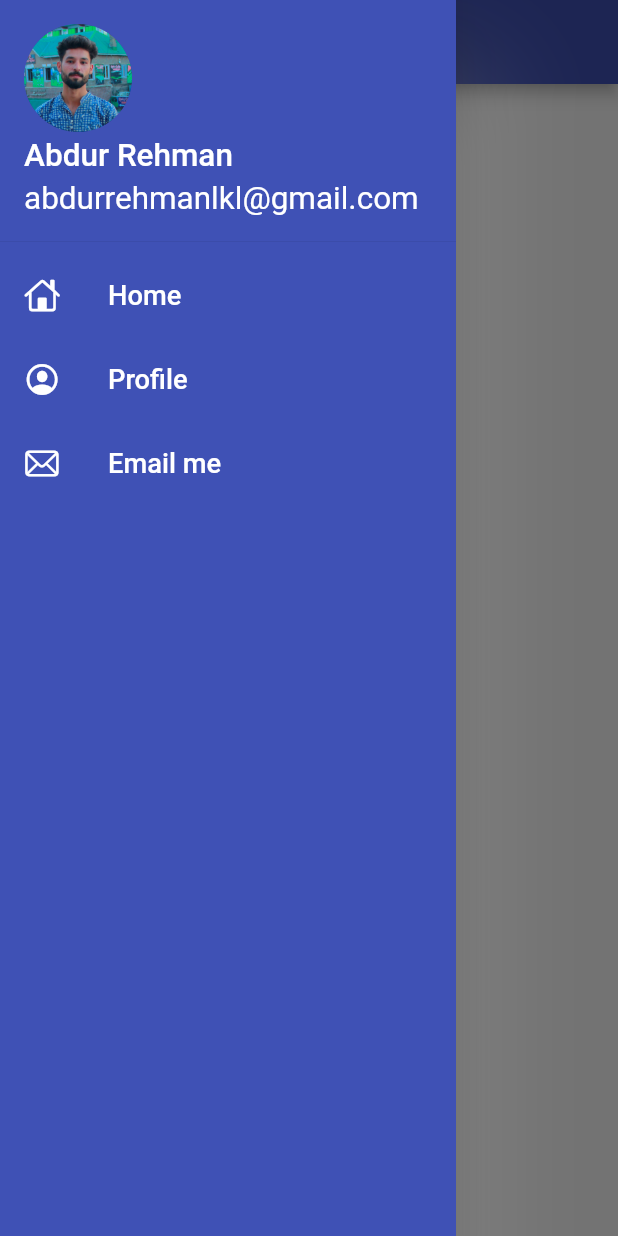
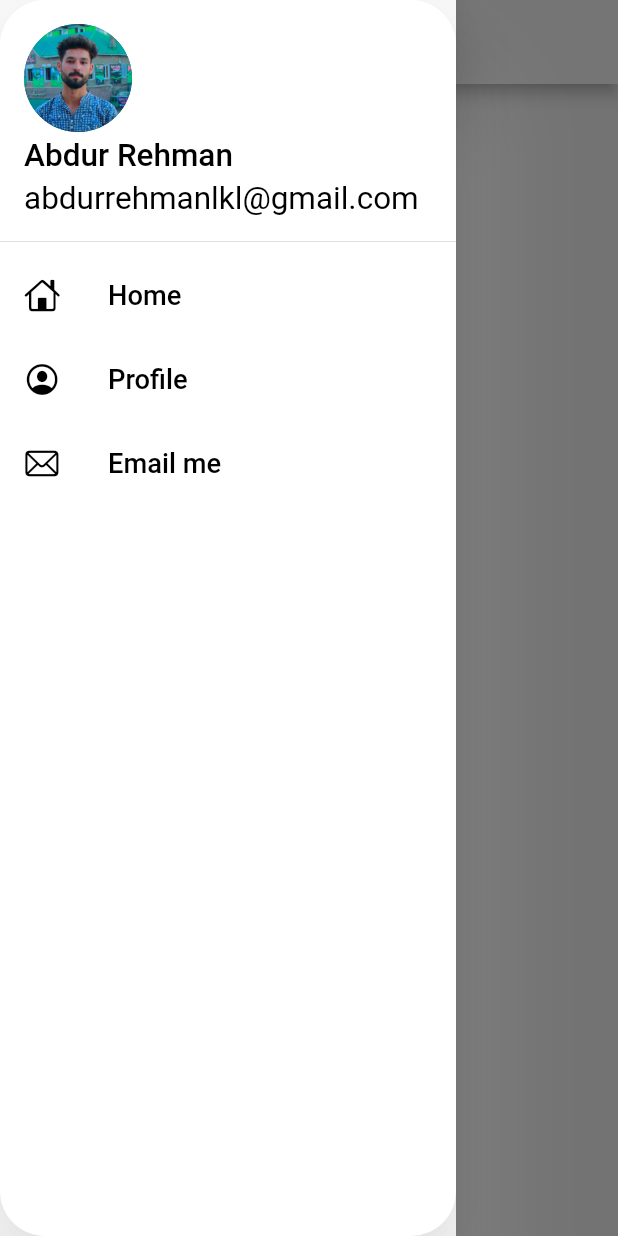
Before and after one commit to AbdurRehman-coder/codepure_crashCourse, a Flutter app: the screen it shows after launch, with the side drawer open, on a phone screen of 412 x 824 dp. Run offline on Flutter 3.47's test engine with Material 2 defaults, Android fonts, the phone set to English and light mode, and no system bars; our stand-ins replace google_fonts.

Commit message:
add themeData to our from where we can countrol the theme of our app'

```diff
--- a/lib/Pages/homeScreen.dart
+++ b/lib/Pages/homeScreen.dart
@@ -7,8 +7,9 @@ import 'package:flutter/material.dart';
     // TODO: implement build
     return Scaffold(
       appBar: AppBar(
-        title: Text('home Screen'),
-      ),
+        title: Text('catalog App',
+       ),
+       ),
       body: Center(
         child:  Text(
           'welcome to the home screen'
--- a/lib/main.dart
+++ b/lib/main.dart
@@ -1,6 +1,7 @@
 // @dart = 2.9
  import 'package:crash_course/Pages/loginPage.dart';
 import 'package:crash_course/utils/routes.dart';
+import 'package:crash_course/widgets/Theme.dart';
 import 'package:flutter/material.dart';
  import 'package:crash_course/Pages/homeScreen.dart';
  void main(){
@@ -12,11 +13,7 @@ import 'package:flutter/material.dart';
     // TODO: implement build
     return MaterialApp(
 
-       theme: ThemeData(
-         primarySwatch: Colors.indigo,
-         primaryColor: Colors.indigo,
-         brightness: Brightness.light
-       ),
+       theme: MyTheme.lightTheme(context),
       initialRoute: MyRoutes.homeScreenRoute,
       routes: {
         MyRoutes.homeScreenRoute: (context) => HomeScreen(),
--- /dev/null
+++ b/lib/widgets/Theme.dart
@@ -0,0 +1,44 @@
+import 'package:flutter/cupertino.dart';
+import 'package:flutter/material.dart';
+import 'package:google_fonts/google_fonts.dart';
+
+class MyTheme{
+  static ThemeData lightTheme(BuildContext context) => ThemeData(
+    primaryColor: Colors.teal,
+    primarySwatch: Colors.teal,
+      textTheme: GoogleFonts.aBeeZeeTextTheme(
+        Theme.of(context).textTheme.apply(
+          bodyColor: Colors.blueAccent,
+        ),
+      ),
+        appBarTheme: AppBarTheme(
+      color: Colors.white,
+     textTheme: GoogleFonts.workSansTextTheme(
+       Theme.of(context).textTheme,
+
+     ),
+         iconTheme: IconThemeData(
+        color: Colors.black,
+      ),
+    ),
+
+  );
+
+  // Theme for Dark Screen
+static ThemeData darkTheme(BuildContext context) =>  ThemeData(
+  brightness: Brightness.dark,
+  primaryColor: Colors.teal,
+  //primarySwatch: Colors.teal,
+  appBarTheme: AppBarTheme(
+    color: Colors.black,
+    textTheme: GoogleFonts.workSansTextTheme(
+      Theme.of(context).textTheme,
+
+    ),
+    iconTheme: IconThemeData(
+      color: Colors.white,
+    ),
+  ),
+
+);
+}
--- a/lib/widgets/drawer.dart
+++ b/lib/widgets/drawer.dart
@@ -1,5 +1,6 @@
 import 'package:flutter/cupertino.dart';
 import 'package:flutter/material.dart';
+import 'package:google_fonts/google_fonts.dart';
 class MyDrawer extends StatelessWidget{
   @override
   Widget build(BuildContext context) {
@@ -7,7 +8,8 @@ class MyDrawer extends StatelessWidget{
     return Drawer(
 
         child: Material(
-          color: Colors.indigo,
+          borderRadius: BorderRadius.circular(30),
+          color: Colors.white,
           elevation: 34,
           shadowColor: Colors.white,
 
@@ -16,14 +18,22 @@ class MyDrawer extends StatelessWidget{
             children: [
 
               UserAccountsDrawerHeader(
-
+              decoration: BoxDecoration(
+               //color: Colors.indigo,
+              ),
 
                 currentAccountPicture: CircleAvatar(
-                  backgroundImage: AssetImage('images/AbdurRehman.JPG'),),
+                  backgroundImage: AssetImage('images/AbdurRehman.JPG',),),
                 accountEmail: Text('abdurrehmanlkl@gmail.com',
+                  style: TextStyle(
+                    color: Colors.black,
+                  ),
                 textScaleFactor: 1.5,
               ),
                 accountName: Text('Abdur Rehman',
+                  style: TextStyle(
+                    color: Colors.black,
+                  ),
                 textScaleFactor: 1.5,
                 ),
 
@@ -32,12 +42,12 @@ class MyDrawer extends StatelessWidget{
               ListTile(
                 leading: Icon(
                   CupertinoIcons.home,
-                  color:  Colors.white,
+                  color:  Colors.black,
                 ),
                 title: Text('Home',
                 textScaleFactor: 1.3,
                   style: TextStyle(
-                    color: Colors.white,
+                    color: Colors.black,
                   ),
                 ),
                 onTap: (){
@@ -47,12 +57,12 @@ class MyDrawer extends StatelessWidget{
               ListTile(
                 leading: Icon(
                   CupertinoIcons.profile_circled,
-                  color: Colors.white,
+                  color: Colors.black,
                 ),
                 title: Text('Profile',
                   textScaleFactor: 1.3,
                   style: TextStyle(
-                    color: Colors.white,
+                    color: Colors.black,
                   ),),
                 onTap: (){
 
@@ -61,12 +71,12 @@ class MyDrawer extends StatelessWidget{
               ListTile(
                 leading: Icon(
                   CupertinoIcons.mail,
-                  color: Colors.white,
+                  color: Colors.black,
                 ),
                 title: Text('Email me',
                   textScaleFactor: 1.3,
                   style: TextStyle(
-                    color: Colors.white,
+                    color: Colors.black,
                   ),),
                 onTap: (){
 
@@ -77,4 +87,5 @@ class MyDrawer extends StatelessWidget{
         ),
       );
   }
+
 }
```
